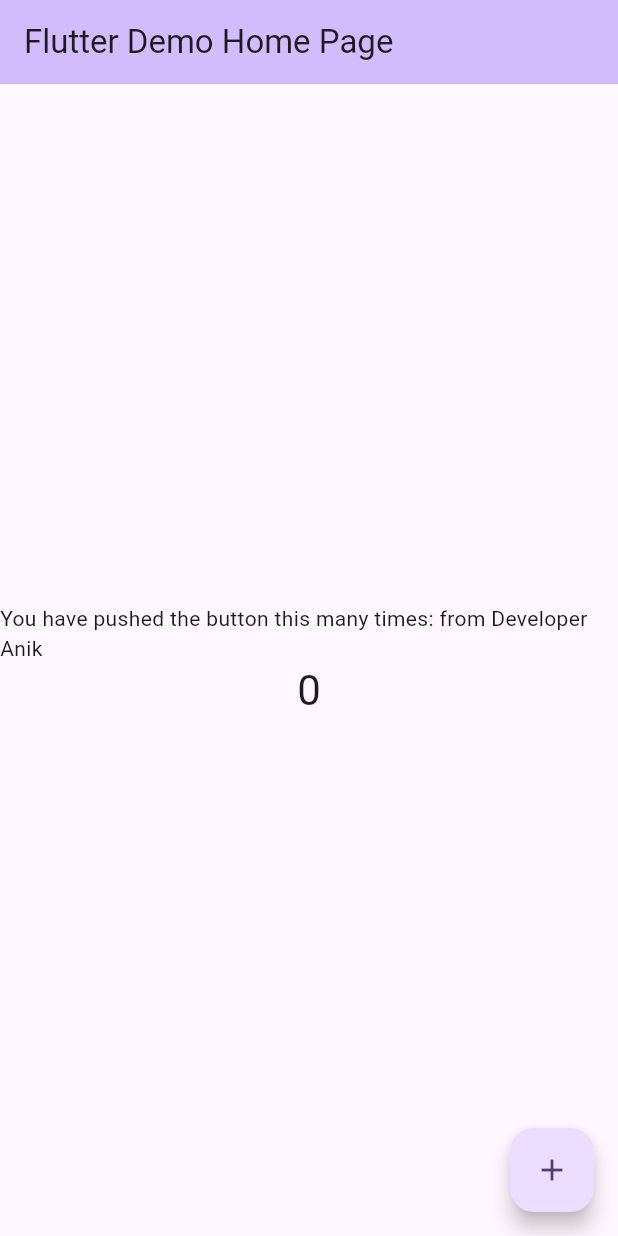
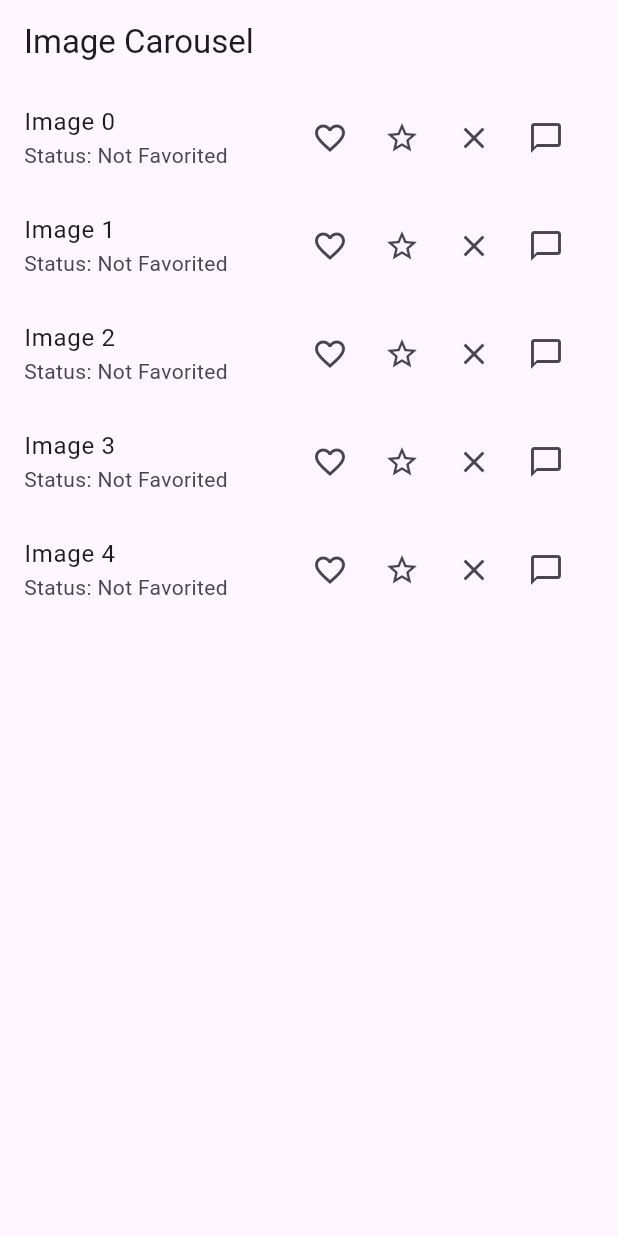
Before and after one commit to An19ik89/git_management, a Flutter app: the screen it shows after launch, on a phone screen of 412 x 824 dp. Run offline on Flutter 3.47's test engine with Material 3 defaults, Android fonts, the phone set to English and light mode, and no system bars; our stand-ins replace equatable, flutter_bloc.

Commit message:
this branch up to date with main

```diff
--- /dev/null
+++ b/lib/bloc.dart
@@ -0,0 +1,4 @@
+// Events
+import 'package:equatable/equatable.dart';
+import 'package:flutter_bloc/flutter_bloc.dart';
+import 'package:git_management/state.dart';
--- a/lib/main.dart
+++ b/lib/main.dart
@@ -1,125 +1,153 @@
+import 'package:equatable/equatable.dart';
 import 'package:flutter/material.dart';
+import 'package:flutter_bloc/flutter_bloc.dart';
+import 'package:git_management/bloc.dart';
+import 'package:git_management/state.dart';
+
 
 void main() {
-  runApp(const MyApp());
+  runApp(MyApp());
 }
 
 class MyApp extends StatelessWidget {
-  const MyApp({super.key});
-
-  // This widget is the root of your application.
   @override
   Widget build(BuildContext context) {
     return MaterialApp(
-      title: 'Flutter Demo',
-      theme: ThemeData(
-        // This is the theme of your application.
-        //
-        // TRY THIS: Try running your application with "flutter run". You'll see
-        // the application has a purple toolbar. Then, without quitting the app,
-        // try changing the seedColor in the colorScheme below to Colors.green
-        // and then invoke "hot reload" (save your changes or press the "hot
-        // reload" button in a Flutter-supported IDE, or press "r" if you used
-        // the command line to start the app).
-        //
-        // Notice that the counter didn't reset back to zero; the application
-        // state is not lost during the reload. To reset the state, use hot
-        // restart instead.
-        //
-        // This works for code too, not just values: Most code changes can be
-        // tested with just a hot reload.
-        colorScheme: ColorScheme.fromSeed(seedColor: Colors.deepPurple),
-        useMaterial3: true,
+      home: BlocProvider(
+        create: (context) => CarouselBloc(5), // Adjust the image count as needed
+        child: MyHomePage(),
       ),
-      home: const MyHomePage(title: 'Flutter Demo Home Page'),
     );
   }
 }
 
-class MyHomePage extends StatefulWidget {
-  const MyHomePage({super.key, required this.title});
-
-  // This widget is the home page of your application. It is stateful, meaning
-  // that it has a State object (defined below) that contains fields that affect
-  // how it looks.
-
-  // This class is the configuration for the state. It holds the values (in this
-  // case the title) provided by the parent (in this case the App widget) and
-  // used by the build method of the State. Fields in a Widget subclass are
-  // always marked "final".
-
-  final String title;
-
-  @override
-  State<MyHomePage> createState() => _MyHomePageState();
-}
-
-class _MyHomePageState extends State<MyHomePage> {
-  int _counter = 0;
-
-  void _incrementCounter() {
-    setState(() {
-      // This call to setState tells the Flutter framework that something has
-      // changed in this State, which causes it to rerun the build method below
-      // so that the display can reflect the updated values. If we changed
-      // _counter without calling setState(), then the build method would not be
-      // called again, and so nothing would appear to happen.
-      _counter++;
-    });
-  }
-
+class MyHomePage extends StatelessWidget {
   @override
   Widget build(BuildContext context) {
-    // This method is rerun every time setState is called, for instance as done
-    // by the _incrementCounter method above.
-    //
-    // The Flutter framework has been optimized to make rerunning build methods
-    // fast, so that you can just rebuild anything that needs updating rather
-    // than having to individually change instances of widgets.
     return Scaffold(
       appBar: AppBar(
-        // TRY THIS: Try changing the color here to a specific color (to
-        // Colors.amber, perhaps?) and trigger a hot reload to see the AppBar
-        // change color while the other colors stay the same.
-        backgroundColor: Theme.of(context).colorScheme.inversePrimary,
-        // Here we take the value from the MyHomePage object that was created by
-        // the App.build method, and use it to set our appbar title.
-        title: Text(widget.title),
+        title: Text('Image Carousel'),
       ),
-      body: Center(
-        // Center is a layout widget. It takes a single child and positions it
-        // in the middle of the parent.
-        child: Column(
-          // Column is also a layout widget. It takes a list of children and
-          // arranges them vertically. By default, it sizes itself to fit its
-          // children horizontally, and tries to be as tall as its parent.
-          //
-          // Column has various properties to control how it sizes itself and
-          // how it positions its children. Here we use mainAxisAlignment to
-          // center the children vertically; the main axis here is the vertical
-          // axis because Columns are vertical (the cross axis would be
-          // horizontal).
-          //
-          // TRY THIS: Invoke "debug painting" (choose the "Toggle Debug Paint"
-          // action in the IDE, or press "p" in the console), to see the
-          // wireframe for each widget.
-          mainAxisAlignment: MainAxisAlignment.center,
-          children: <Widget>[
-            const Text(
-              'You have pushed the button this many times: from Developer Anik',
-            ),
-            Text(
-              '$_counter',
-              style: Theme.of(context).textTheme.headlineMedium,
-            ),
-          ],
-        ),
+      body: BlocBuilder<CarouselBloc, CarouselState>(
+        builder: (context, state) {
+          // Build your carousel UI using the state
+          // You can use state.isFavorited, state.isAwarded, etc. to determine the status of each image
+          // and display the appropriate UI elements.
+
+          // Example:
+          return ListView.builder(
+            itemCount: state.isFavorited.length,
+            itemBuilder: (context, index) {
+              return ListTile(
+                title: Text('Image $index'),
+                subtitle: Text('Status: ${state.isFavorited[index] ? 'Favorited' : 'Not Favorited'}'),
+                // Add buttons and logic to handle button clicks
+                trailing: Row(
+                  mainAxisSize: MainAxisSize.min,
+                  children: [
+                    IconButton(
+                      icon: state.isFavorited[index] ? const Icon(Icons.favorite) : const Icon(Icons.favorite_border),
+                      onPressed: () {
+                        context.read<CarouselBloc>().add(ButtonClickedEvent(index, 'favorite'));
+                      },
+                    ),
+                    IconButton(
+                      icon: state.isAwarded[index] ? const Icon(Icons.star) : const Icon(Icons.star_border),
+                      onPressed: () {
+                        context.read<CarouselBloc>().add(ButtonClickedEvent(index, 'award'));
+                      },
+                    ),
+                    IconButton(
+                      icon: state.isClosed[index] ? const Icon(Icons.close) : const Icon(Icons.close),
+                      onPressed: () {
+                        context.read<CarouselBloc>().add(ButtonClickedEvent(index, 'close'));
+                      },
+                    ),
+                    IconButton(
+                      icon: state.isChatted[index] ? const Icon(Icons.chat) : const Icon(Icons.chat_bubble_outline),
+                      onPressed: () {
+                        context.read<CarouselBloc>().add(ButtonClickedEvent(index, 'chat'));
+                      },
+                    ),
+                  ],
+                ),
+              );
+            },
+          );
+        },
       ),
-      floatingActionButton: FloatingActionButton(
-        onPressed: _incrementCounter,
-        tooltip: 'Increment',
-        child: const Icon(Icons.add),
-      ), // This trailing comma makes auto-formatting nicer for build methods.
     );
   }
 }
+
+abstract class CarouselEvent extends Equatable{}
+
+class ButtonClickedEvent extends CarouselEvent {
+  final int imageIndex;
+  final String buttonType;
+
+  ButtonClickedEvent(this.imageIndex, this.buttonType);
+
+  @override
+  List<Object?> get props => [imageIndex, buttonType];
+}
+
+class CarouselBloc extends Bloc<CarouselEvent, CarouselState> {
+  CarouselBloc(int imageCount)
+      : super(CarouselState(
+    isFavorited: List.generate(imageCount, (index) => false),
+    isAwarded: List.generate(imageCount, (index) => false),
+    isClosed: List.generate(imageCount, (index) => false),
+    isChatted: List.generate(imageCount, (index) => false),
+  )
+  );
+
+  @override
+  Stream<CarouselState> mapEventToState(CarouselEvent event) async* {
+    if (event is ButtonClickedEvent) {
+      final List<bool> newFavorited = List.from(state.isFavorited);
+      final List<bool> newAwarded = List.from(state.isAwarded);
+      final List<bool> newClosed = List.from(state.isClosed);
+      final List<bool> newChatted = List.from(state.isChatted);
+
+      switch (event.buttonType) {
+        case 'favorite':
+          newFavorited[event.imageIndex] = !state.isFavorited[event.imageIndex];
+          break;
+        case 'award':
+          newAwarded[event.imageIndex] = !state.isAwarded[event.imageIndex];
+          break;
+        case 'close':
+          newClosed[event.imageIndex] = !state.isClosed[event.imageIndex];
+          break;
+        case 'chat':
+          newChatted[event.imageIndex] = !state.isChatted[event.imageIndex];
+          break;
+      }
+
+      yield CarouselState(
+        isFavorited: newFavorited,
+        isAwarded: newAwarded,
+        isClosed: newClosed,
+        isChatted: newChatted,
+      );
+    }
+  }
+}
+
+class CarouselState extends Equatable {
+  final List<bool> isFavorited;
+  final List<bool> isAwarded;
+  final List<bool> isClosed;
+  final List<bool> isChatted;
+
+  CarouselState({
+    required this.isFavorited,
+    required this.isAwarded,
+    required this.isClosed,
+    required this.isChatted,
+  });
+
+  @override
+  List<Object?> get props => [isFavorited, isAwarded, isClosed, isChatted];
+}
--- /dev/null
+++ b/lib/state.dart
@@ -0,0 +1,2 @@
+
+import 'package:equatable/equatable.dart';
--- a/pubspec.yaml
+++ b/pubspec.yaml
@@ -35,6 +35,8 @@ dependencies:
   # The following adds the Cupertino Icons font to your application.
   # Use with the CupertinoIcons class for iOS style icons.
   cupertino_icons: ^1.0.2
+  flutter_bloc: ^7.0.0
+  equatable: ^2.0.5
 
 dev_dependencies:
   flutter_test:
```
Also changed, not shown: pubspec.lock, 2 other files.
